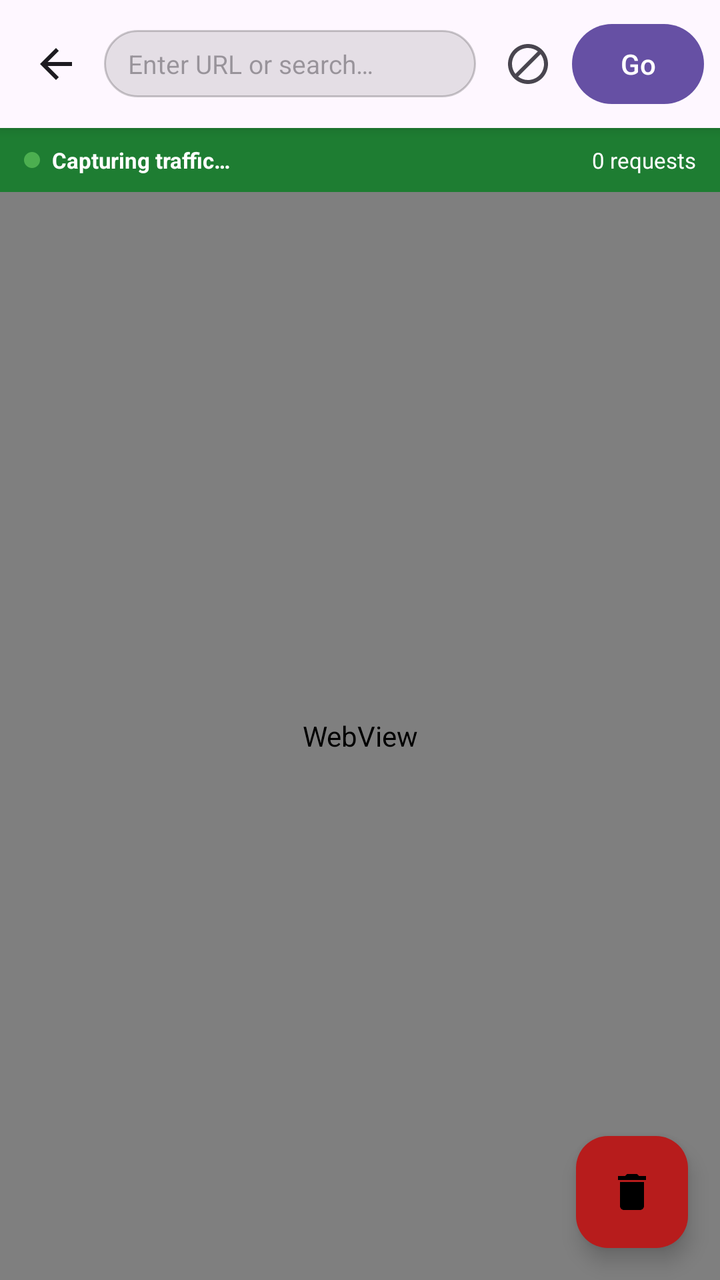
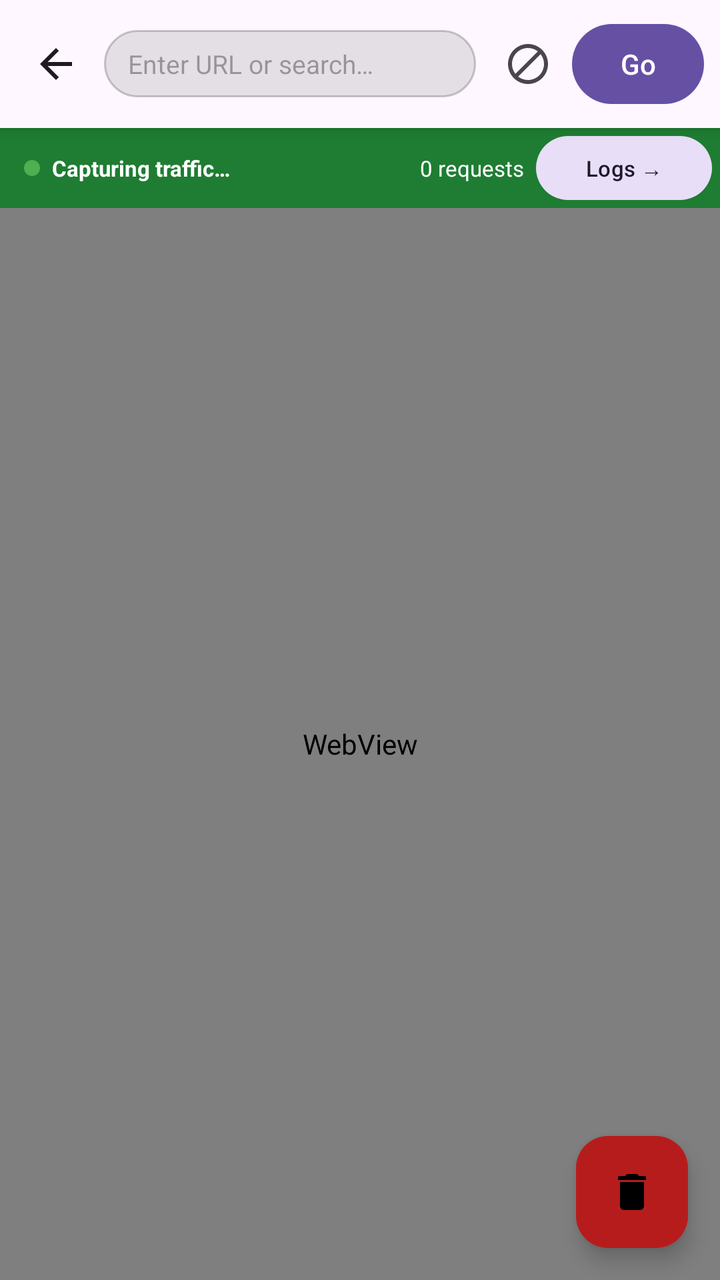

An Android layout rendered at two revisions. The XML below is the earlier revision; the diff shows what the commit changed to produce the second picture.
<!-- AndroidManifest.xml: application theme Theme.CS3ExtensionBuilder -->
<!-- res/layout/fragment_browser.xml -->
<?xml version="1.0" encoding="utf-8"?>
<androidx.coordinatorlayout.widget.CoordinatorLayout
    xmlns:android="http://schemas.android.com/apk/res/android"
    xmlns:app="http://schemas.android.com/apk/res-auto"
    android:layout_width="match_parent"
    android:layout_height="match_parent">

    <LinearLayout
        android:layout_width="match_parent"
        android:layout_height="match_parent"
        android:orientation="vertical">

        
        <LinearLayout
            android:layout_width="match_parent"
            android:layout_height="wrap_content"
            android:orientation="horizontal"
            android:padding="8dp"
            android:background="?attr/colorSurface"
            android:elevation="4dp"
            android:gravity="center_vertical">

            <ImageButton
                android:id="@+id/btnBack"
                android:layout_width="40dp"
                android:layout_height="40dp"
                android:background="?attr/selectableItemBackgroundBorderless"
                android:contentDescription="Back"
                android:src="@drawable/ic_arrow_back"
                android:tint="?attr/colorOnSurface"
                android:layout_marginEnd="4dp" />

            <EditText
                android:id="@+id/etUrl"
                android:layout_width="0dp"
                android:layout_height="wrap_content"
                android:layout_weight="1"
                android:layout_marginEnd="6dp"
                android:hint="@string/hint_enter_url"
                android:inputType="textUri"
                android:imeOptions="actionGo"
                android:singleLine="true"
                android:textSize="13sp"
                android:background="@drawable/bg_url_bar"
                android:paddingStart="12dp"
                android:paddingEnd="12dp"
                android:paddingTop="8dp"
                android:paddingBottom="8dp" />

            
            <ImageButton
                android:id="@+id/btnAdBlock"
                android:layout_width="40dp"
                android:layout_height="40dp"
                android:background="?attr/selectableItemBackgroundBorderless"
                android:contentDescription="Block ads/redirects"
                android:src="@drawable/ic_block"
                android:tint="?attr/colorOnSurfaceVariant"
                android:layout_marginEnd="2dp" />

            <com.google.android.material.button.MaterialButton
                android:id="@+id/btnGo"
                android:layout_width="wrap_content"
                android:layout_height="wrap_content"
                android:text="@string/btn_go"
                android:minWidth="56dp"
                style="@style/Widget.Material3.Button" />

        </LinearLayout>

        
        <com.google.android.material.chip.Chip
            android:id="@+id/chipAdBlock"
            android:layout_width="wrap_content"
            android:layout_height="wrap_content"
            android:layout_marginStart="10dp"
            android:layout_marginBottom="4dp"
            android:text="🛡 Ad/Redirect Block ON"
            android:textSize="11sp"
            android:visibility="gone"
            app:chipBackgroundColor="#CC22AA44"
            app:closeIconVisible="true"
            app:closeIconTint="@android:color/white"
            android:textColor="@android:color/white" />

        
        <ProgressBar
            android:id="@+id/progressBar"
            android:layout_width="match_parent"
            android:layout_height="4dp"
            android:visibility="gone"
            android:indeterminate="true"
            style="@style/Widget.Material3.LinearProgressIndicator" />

        
        <LinearLayout
            android:id="@+id/captureBar"
            android:layout_width="match_parent"
            android:layout_height="32dp"
            android:orientation="horizontal"
            android:paddingStart="12dp"
            android:paddingEnd="12dp"
            android:gravity="center_vertical"
            android:background="@color/capture_bar_bg">

            <View
                android:id="@+id/captureIndicator"
                android:layout_width="8dp"
                android:layout_height="8dp"
                android:background="@drawable/bg_indicator_dot"
                android:layout_marginEnd="6dp" />

            <TextView
                android:id="@+id/tvCaptureStatus"
                android:layout_width="0dp"
                android:layout_height="wrap_content"
                android:layout_weight="1"
                android:text="Capturing traffic…"
                android:textSize="11sp"
                android:textColor="@color/white"
                android:textStyle="bold" />

            <TextView
                android:id="@+id/tvLogCount"
                android:layout_width="wrap_content"
                android:layout_height="wrap_content"
                android:text="0 requests"
                android:textSize="11sp"
                android:textColor="@color/white" />

        </LinearLayout>

        
        <WebView
            android:id="@+id/webView"
            android:layout_width="match_parent"
            android:layout_height="0dp"
            android:layout_weight="1" />

    </LinearLayout>

    
    <com.google.android.material.floatingactionbutton.FloatingActionButton
        android:id="@+id/fabClear"
        android:layout_width="wrap_content"
        android:layout_height="wrap_content"
        android:layout_gravity="bottom|end"
        android:layout_margin="16dp"
        android:contentDescription="@string/fab_clear_logs"
        app:srcCompat="@drawable/ic_delete"
        app:backgroundTint="@color/method_delete" />

</androidx.coordinatorlayout.widget.CoordinatorLayout>
<!-- resources referenced by this layout -->
<resources>
  <color name="capture_bar_bg">#1E7D32</color>
  <color name="method_delete">#B71C1C</color>
  <color name="white">#FFFFFFFF</color>
  <!-- drawable bg_indicator_dot (drawable) -->
  <?xml version="1.0" encoding="utf-8"?>
  <shape xmlns:android="http://schemas.android.com/apk/res/android"
      android:shape="oval">
      <solid android:color="#FF4CAF50" />
  </shape>
  <!-- drawable bg_url_bar (drawable) -->
  <?xml version="1.0" encoding="utf-8"?>
  <shape xmlns:android="http://schemas.android.com/apk/res/android"
      android:shape="rectangle">
      <corners android:radius="20dp" />
      <solid android:color="#1A000000" />
      <stroke android:width="1dp" android:color="#33000000" />
  </shape>
  <!-- drawable ic_arrow_back (drawable) -->
  <?xml version="1.0" encoding="utf-8"?>
  <vector xmlns:android="http://schemas.android.com/apk/res/android"
      android:width="24dp"
      android:height="24dp"
      android:viewportWidth="24"
      android:viewportHeight="24">
    <path
        android:fillColor="#FFFFFF"
        android:pathData="M20,11H7.83l5.59,-5.59L12,4l-8,8 8,8 1.41,-1.41L7.83,13H20v-2z"/>
  </vector>
  <!-- drawable ic_block (drawable) -->
  <?xml version="1.0" encoding="utf-8"?>
  <vector xmlns:android="http://schemas.android.com/apk/res/android"
      android:width="24dp"
      android:height="24dp"
      android:viewportWidth="24"
      android:viewportHeight="24">
      <path
          android:fillColor="@android:color/white"
          android:pathData="M12,2C6.48,2 2,6.48 2,12s4.48,10 10,10 10,-4.48 10,-10S17.52,2 12,2zM4,12c0,-4.42 3.58,-8 8,-8 1.85,0 3.55,0.63 4.9,1.69L5.69,16.9C4.63,15.55 4,13.85 4,12zM12,20c-1.85,0 -3.55,-0.63 -4.9,-1.69L18.31,7.1C19.37,8.45 20,10.15 20,12c0,4.42 -3.58,8 -8,8z"/>
  </vector>
  <!-- drawable ic_delete (drawable) -->
  <?xml version="1.0" encoding="utf-8"?>
  <vector xmlns:android="http://schemas.android.com/apk/res/android"
      android:width="24dp"
      android:height="24dp"
      android:viewportWidth="24"
      android:viewportHeight="24">
    <path
        android:fillColor="#FFFFFF"
        android:pathData="M6,19c0,1.1 0.9,2 2,2h8c1.1,0 2,-0.9 2,-2V7H6v12zM19,4h-3.5l-1,-1h-5l-1,1H5v2h14V4z"/>
  </vector>
  <string name="btn_go">Go</string>
  <string name="fab_clear_logs">Clear Logs</string>
  <string name="hint_enter_url">Enter URL or search…</string>
  <style name="Theme.CS3ExtensionBuilder" parent="Theme.Material3.DayNight.NoActionBar">
          <item name="colorPrimary">@color/seed</item>
          <item name="colorOnPrimary">@color/white</item>
          <item name="colorPrimaryContainer">@color/purple_200</item>
          <item name="colorOnPrimaryContainer">@color/black</item>
          <item name="colorSecondary">@color/teal_200</item>
          <item name="colorOnSecondary">@color/black</item>
      </style>
  <color name="seed">#6650A4</color>
  <color name="purple_200">#FFBB86FC</color>
  <color name="black">#FF000000</color>
  <color name="teal_200">#FF03DAC5</color>
</resources>

<!-- the commit's change to res/layout/fragment_browser.xml (unified diff, before → after) -->
@@ -96,10 +96,10 @@
         <LinearLayout
             android:id="@+id/captureBar"
             android:layout_width="match_parent"
-            android:layout_height="32dp"
+            android:layout_height="40dp"
             android:orientation="horizontal"
             android:paddingStart="12dp"
-            android:paddingEnd="12dp"
+            android:paddingEnd="4dp"
             android:gravity="center_vertical"
             android:background="@color/capture_bar_bg">
 
@@ -126,7 +126,21 @@
                 android:layout_height="wrap_content"
                 android:text="0 requests"
                 android:textSize="11sp"
-                android:textColor="@color/white" />
+                android:textColor="@color/white"
+                android:layout_marginEnd="6dp" />
+
+            
+            <com.google.android.material.button.MaterialButton
+                android:id="@+id/btnViewLogs"
+                android:layout_width="wrap_content"
+                android:layout_height="32dp"
+                android:text="Logs →"
+                android:textSize="11sp"
+                android:paddingStart="10dp"
+                android:paddingEnd="10dp"
+                android:insetTop="0dp"
+                android:insetBottom="0dp"
+                style="@style/Widget.Material3.Button.TonalButton" />
 
         </LinearLayout>
 
